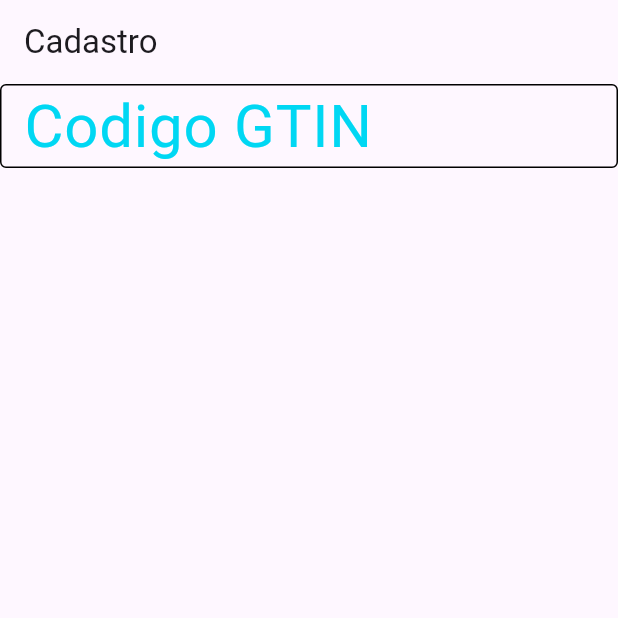
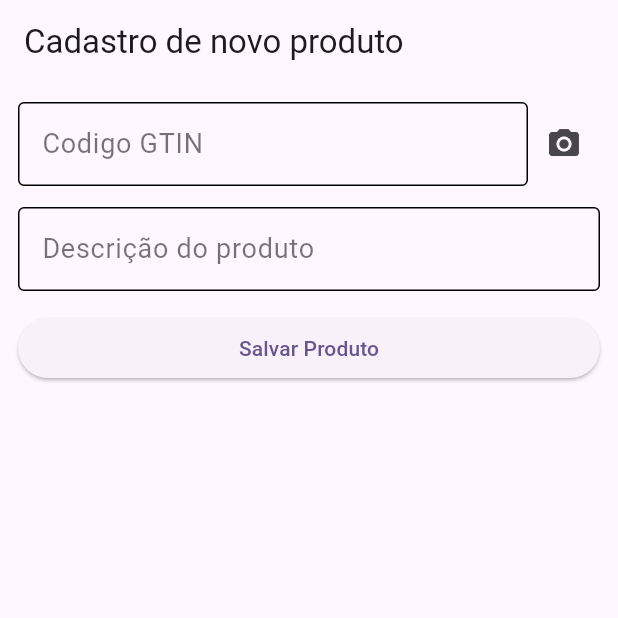
Before and after one commit to grplima/estoquesimples, a Flutter app: the cadastronovo screen opened directly, on a phone screen of 412 x 824 dp, the top half of it. Run offline on Flutter 3.47's test engine with Material 3 defaults, Android fonts, the phone set to English and light mode, and no system bars; our stand-ins replace sqflite; accounts and stored records are empty.

Commit message:
tela de cadastro concluida primeira etapa

```diff
--- a/lib/cadastroNovoProduto.dart
+++ b/lib/cadastroNovoProduto.dart
@@ -9,37 +9,87 @@ void main() {
 class cadastronovo extends StatelessWidget {
   cadastronovo({super.key});
 
-  final _controller = TextEditingController();
+  final _controllergtin = TextEditingController();
+  final _controllerdescricao = TextEditingController();
+
+
+
 
   @override
   Widget build(BuildContext context) {
     return Scaffold(
       appBar: AppBar(
-        title: Text("Cadastro"),
+        title: Text("Cadastro de novo produto"),
       ),
-      body: Column(children: [
+      body: Padding(
+        padding: const EdgeInsets.all(12.0),
+        child: Column(children: [
           Row(children: [
-          Expanded(
+            Container(
+              child: Expanded(
                 child: TextField(
-              controller: _controller,
+                  controller: _controllergtin,
                   decoration: const InputDecoration(
                     labelText: 'Codigo GTIN',
-                border: OutlineInputBorder(), // InputBorder.none
+                    border: OutlineInputBorder(),
+                    // InputBorder.none
                     enabledBorder: OutlineInputBorder(borderSide: BorderSide()),
                     labelStyle: TextStyle(
-                  fontSize: 40,
-                  color: Color(0xff00d7f3),
+                      fontSize: 18,
+                      color: Colors.black54,
                     ),
                     focusedBorder: OutlineInputBorder(
-                  borderSide: BorderSide(color: Color(0xff00d7f3), width: 2),
+                      borderSide: BorderSide(color: Colors.blueGrey, width: 2),
                     ),
                   ),
                 ),
+              ),
+            ),
+            Container(
+              child:
+                  IconButton(onPressed: () {}, icon: Icon(Icons.photo_camera)),
             )
           ]),
-        Row(),
-        Row()
+          SizedBox(
+            height: 14,
+          ),
+          Row(
+            children: [
+              Expanded(
+                child: TextField(
+                    controller: _controllerdescricao,
+                    decoration: InputDecoration(
+                      labelText: 'Descrição do produto',
+                      border: OutlineInputBorder(),
+                      // InputBorder.none
+                      enabledBorder:
+                          OutlineInputBorder(borderSide: BorderSide()),
+                      labelStyle: TextStyle(
+                        fontSize: 18,
+                        color: Colors.black54,
+                      ),
+                      focusedBorder: OutlineInputBorder(
+                        borderSide:
+                            BorderSide(color: Colors.blueGrey, width: 2),
+                      ),
+                    )),
+              ),
+            ],
+          ),
+          SizedBox(
+            height: 14,
+          ),
+          Row(
+            children: [
+              Expanded(
+                  child: ElevatedButton(
+                onPressed: () {},
+                child: Text('Salvar Produto'),
+              ))
+            ],
+          )
         ]),
+      ),
     );
   }
 }
```
Lines whose indentation alone changed are shown as unchanged.
